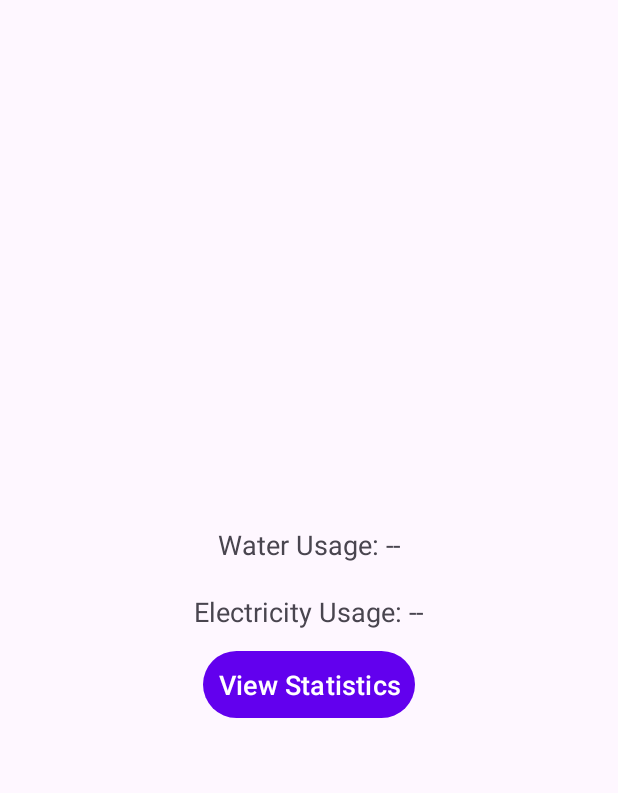
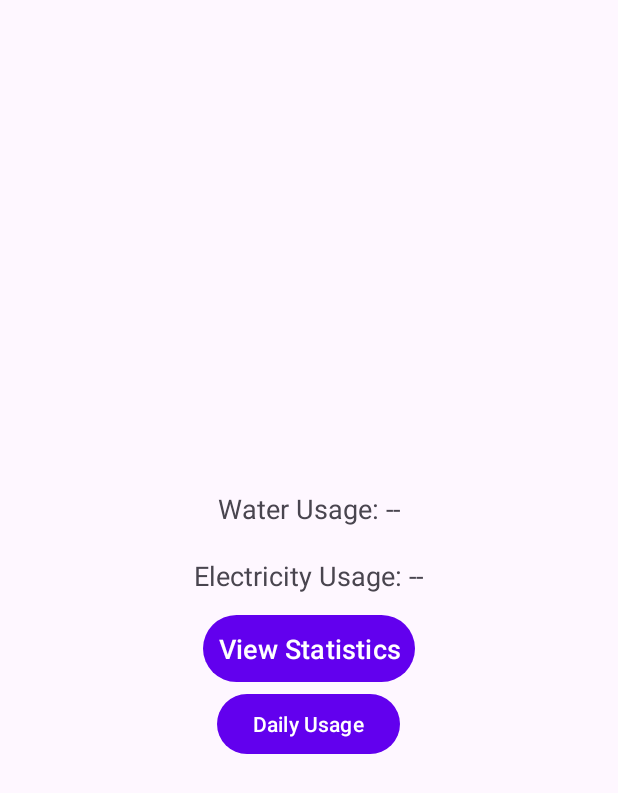
Before and after one commit to Nirmala8645/Water-and-Electricity-Tracking-App-, an Android app: the layout activity_main.xml on its own in the app's theme, with its tools: preview values and no code run, on a phone screen of 412 x 824 dp. Shown: the top 793 px of the screen. Run offline under Robolectric (Android 15) with nearby library versions, the phone set to English and light mode, and no system bars.

Commit message:
activity_main.xml

```diff
--- a/app/src/main/res/layout/activity_main.xml
+++ b/app/src/main/res/layout/activity_main.xml
@@ -29,4 +29,9 @@
         android:text="View Statistics"
         android:padding="10dp"
         android:textSize="18sp" />
+    <Button
+        android:id="@+id/btnDailyUsage"
+        android:layout_width="wrap_content"
+        android:layout_height="wrap_content"
+        android:text="Daily Usage" />
 </LinearLayout>
```
